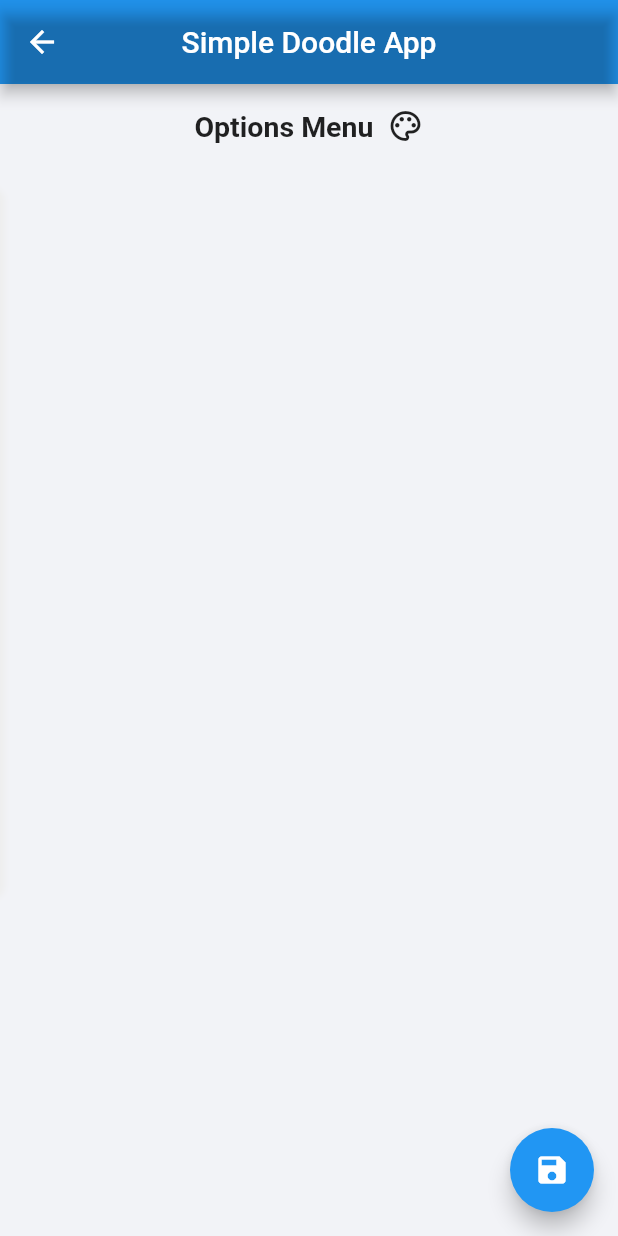
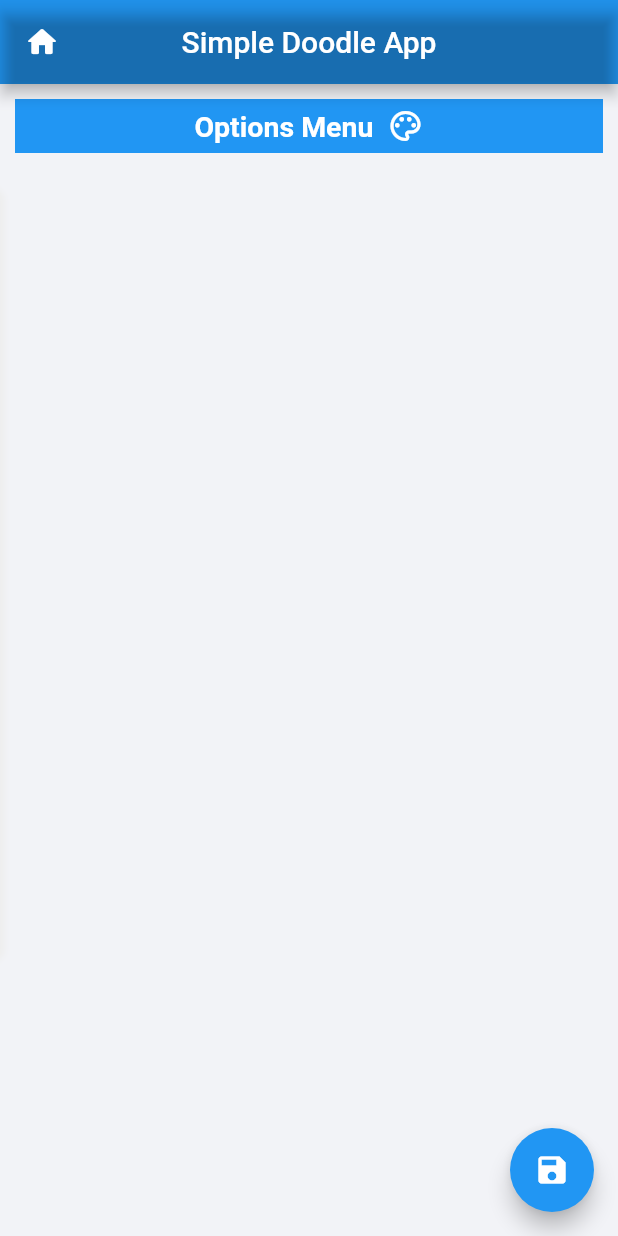
Before and after one commit to carrillotech/easy_doodles, a Flutter app: the screen it shows after launch, after a tap on "Start A New Doodle", on a phone screen of 412 x 824 dp. Run offline on Flutter 3.47's test engine with Material 2 defaults, Android fonts, the phone set to English and light mode, and no system bars; our stand-ins replace file_picker, flutter_colorpicker, flutter_hooks, flutter_svg, fluttertoast, font_awesome_flutter and 3 more.

Commit message:
Added files

```diff
--- a/lib/doodle/doodle_page.dart
+++ b/lib/doodle/doodle_page.dart
@@ -1,3 +1,6 @@
+// Used tutorial and source from https://www.youtube.com/watch?v=SmqttvYdkHI
+// https://github.com/JideGuru/flutter_drawing_board
+
 import 'dart:ui';
 
 import 'package:flutter/material.dart' hide Image;
@@ -56,7 +59,6 @@ class DoodlePage extends HookWidget {
             ),
             Positioned(
               top: kToolbarHeight + 10,
-              // left: -5,
               child: SlideTransition(
                 position: Tween<Offset>(
                   begin: const Offset(-1, 0),
@@ -105,6 +107,8 @@ class _CustomAppBar extends StatelessWidget {
               animationController.reverse();
             }
           },
+          child: Container(
+            color: Colors.blue,
             child: Row(
               mainAxisAlignment: MainAxisAlignment.center,
               children: const [
@@ -113,11 +117,13 @@ class _CustomAppBar extends StatelessWidget {
                   style: TextStyle(
                     fontWeight: FontWeight.bold,
                     fontSize: 19,
+                    color: Colors.white,
                   ),
                 ),
-              Icon(Icons.color_lens_outlined),
+                Icon(Icons.color_lens_outlined, color: Colors.white),
                 SizedBox.shrink(),
               ],
+            ),
           ),
         ),
       ),
--- a/lib/doodle/drawing_canvas/drawing_canvas.dart
+++ b/lib/doodle/drawing_canvas/drawing_canvas.dart
@@ -1,3 +1,6 @@
+// Used tutorial and source from https://www.youtube.com/watch?v=SmqttvYdkHI
+// https://github.com/JideGuru/flutter_drawing_board
+
 import 'dart:math' as math;
 import 'dart:ui';
 
--- a/lib/doodle/drawing_canvas/models/sketch.dart
+++ b/lib/doodle/drawing_canvas/models/sketch.dart
@@ -1,3 +1,6 @@
+// Used tutorial and source from https://www.youtube.com/watch?v=SmqttvYdkHI
+// https://github.com/JideGuru/flutter_drawing_board
+
 import 'package:flutter/material.dart';
 import 'package:easy_doodles/doodle/drawing_canvas/models/drawing_mode.dart';
 
--- a/lib/doodle/drawing_canvas/widgets/canvas_side_bar.dart
+++ b/lib/doodle/drawing_canvas/widgets/canvas_side_bar.dart
@@ -1,3 +1,6 @@
+// Used tutorial and source from https://www.youtube.com/watch?v=SmqttvYdkHI
+// https://github.com/JideGuru/flutter_drawing_board
+
 import 'dart:async';
 import 'dart:io';
 import 'dart:ui' as ui;
@@ -49,7 +52,7 @@ class CanvasSideBar extends HookWidget {
     final scrollController = useScrollController();
     return Container(
       width: 300,
-      height: MediaQuery.of(context).size.height < 680 ? 450 : 475,
+      height: MediaQuery.of(context).size.height < 680 ? 450 : 517,
       decoration: BoxDecoration(
         color: Colors.white,
         borderRadius: const BorderRadius.horizontal(right: Radius.circular(10)),
@@ -138,7 +141,6 @@ class CanvasSideBar extends HookWidget {
                 ),
               ],
             ),
-
             AnimatedSwitcher(
               duration: const Duration(milliseconds: 150),
               child: drawingMode.value == DrawingMode.polygon
@@ -224,7 +226,7 @@ class CanvasSideBar extends HookWidget {
                   },
                 ),
                 TextButton(
-                  child: const Text('Clear'),
+                  child: const Text('Clear Screen'),
                   onPressed: () => undoRedoStack.value.clear(),
                 ),
                 TextButton(
@@ -237,7 +239,7 @@ class CanvasSideBar extends HookWidget {
                   },
                   child: Text(
                     backgroundImage.value == null
-                        ? 'Add Background'
+                        ? 'Add Background Image From Gallery'
                         : 'Remove Background',
                   ),
                 ),
@@ -252,24 +254,6 @@ class CanvasSideBar extends HookWidget {
       ),
     );
   }
-
-/*  void saveFile(Uint8List bytes, String extension) async {
-    if (kIsWeb) {
-      html.AnchorElement()
-        ..href = '${Uri.dataFromBytes(bytes, mimeType: 'image/$extension')}'
-        ..download =
-            'FlutterLetsDraw-${DateTime.now().toIso8601String()}.$extension'
-        ..style.display = 'none'
-        ..click();
-    } else {
-      await FileSaver.instance.saveFile(
-        'FlutterLetsDraw-${DateTime.now().toIso8601String()}.$extension',
-        bytes,
-        extension,
-        mimeType: extension == 'png' ? MimeType.PNG : MimeType.JPEG,
-      );
-    }
-  }*/
 
   Future<ui.Image> get _getImage async {
     final completer = Completer<ui.Image>();
--- a/lib/doodle/drawing_canvas/widgets/color_palette.dart
+++ b/lib/doodle/drawing_canvas/widgets/color_palette.dart
@@ -1,3 +1,6 @@
+// Used tutorial and source from https://www.youtube.com/watch?v=SmqttvYdkHI
+// https://github.com/JideGuru/flutter_drawing_board
+
 import 'package:flutter/material.dart';
 import 'package:flutter_colorpicker/flutter_colorpicker.dart';
 import 'package:flutter_hooks/flutter_hooks.dart';
--- a/lib/main.dart
+++ b/lib/main.dart
@@ -1,3 +1,5 @@
+
+
 import 'dart:ui' as ui;
 import 'dart:async';
 import 'dart:typed_data';
@@ -95,23 +97,22 @@ class MyHomePageState extends State<MyHomePage> {
             mainAxisAlignment: MainAxisAlignment.spaceEvenly,
             children: <Widget>[
               const Spacer(),
-              const Text(
+              Text(
                 'Click below to create your own custom creation!',
                 textAlign: TextAlign.center,
                 style: TextStyle(
-                  fontSize: 40.0,
-                  fontWeight: FontWeight.bold,
-                  color: Colors.indigo,
-/*                      foreground: Paint()
+                    fontSize: 40.0,
+/*                  fontWeight: FontWeight.bold,
+                  color: Colors.white70,*/
+                    foreground: Paint()
                       ..shader = ui.Gradient.linear(
                         const Offset(0, 100),
                         const Offset(150, 20),
                         <Color>[
-                          Colors.black,
+                          Colors.white70,
                           Colors.white,
                         ],
-                      )*/
-                ),
+                      )),
               ),
               const Spacer(), //Welcome text
               Center(
@@ -143,7 +144,7 @@ class MyHomePageState extends State<MyHomePage> {
                 textAlign: TextAlign.center,
                 style: TextStyle(
                   fontSize: 30.0,
-                  color: Colors.black,
+                  color: Colors.white70,
                   fontWeight: FontWeight.bold,
                 ),
               ), //Donate text
@@ -198,12 +199,6 @@ class MyHomePageState extends State<MyHomePage> {
                       _launched = _launchUniversalLinkIos(toLaunch4);
                     }),
                   ),
-                  // commented out but included both methods to open url
-                  // InkWell(
-                  //   onTap: () => setState(() {
-                  //     _launched = _launchUniversalLinkIos(toLaunch); //Launch a universal link in a native app, fallback to Safari.(Youtube)')
-                  //     _launched = _launchInBrowser(toLaunch); //Launch in browser
-                  //   }),
                 ],
               ), // Donation options
               FutureBuilder<void>(future: _launched, builder: _launchStatus),
@@ -239,6 +234,12 @@ class DoodleMaker extends StatelessWidget {
             backgroundColor: Colors.transparent,
             centerTitle: true,
             title: const Text('Simple Doodle App'),
+            leading: IconButton(
+              onPressed: () {
+                Navigator.pop(context);
+              },
+              icon: const Icon(Icons.home_rounded),
+            ),
           ),
         ),
       ),
@@ -274,7 +275,8 @@ class DoodleMaker extends StatelessWidget {
     RenderRepaintBoundary boundary =
         _globalKey.currentContext!.findRenderObject() as RenderRepaintBoundary;
     ui.Image image = await boundary.toImage();
-    ByteData? byteData = await (image.toByteData(format: ui.ImageByteFormat.png));
+    ByteData? byteData =
+        await (image.toByteData(format: ui.ImageByteFormat.png));
     if (byteData != null) {
       final result =
           await ImageGallerySaver.saveImage(byteData.buffer.asUint8List());
```
Also changed, not shown: 7 other files. Lines whose indentation alone changed are shown as unchanged.
